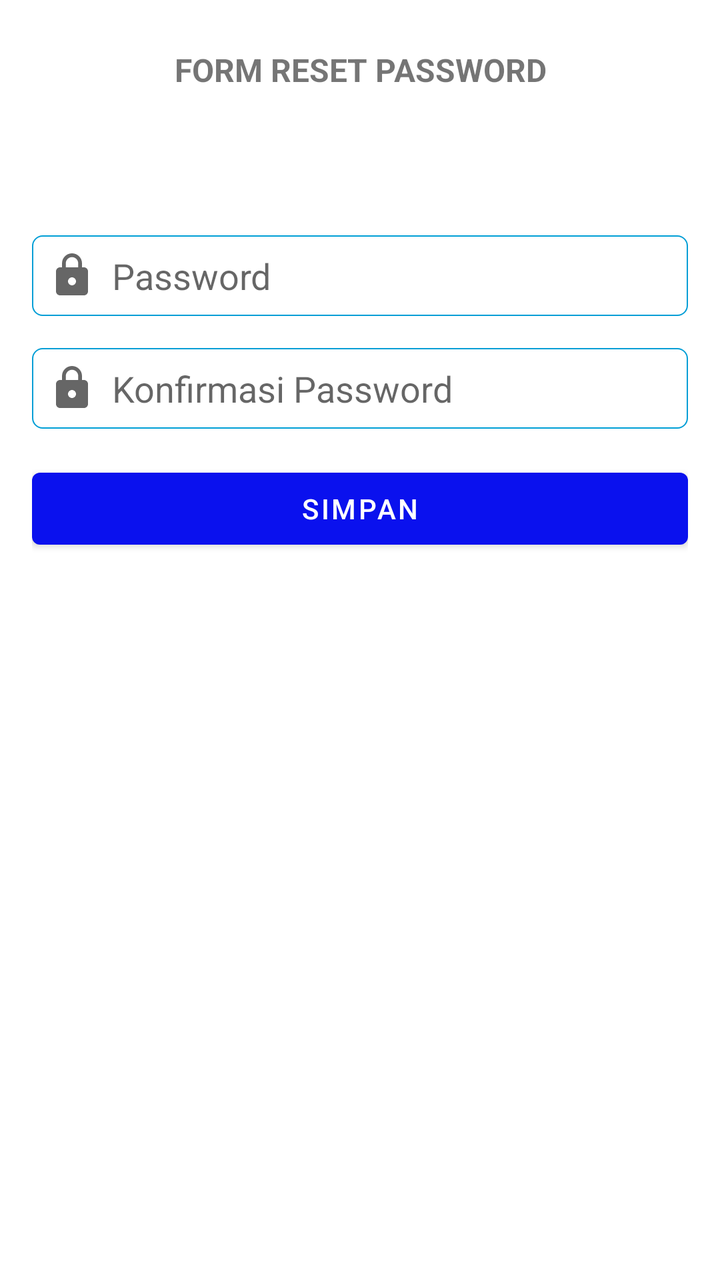
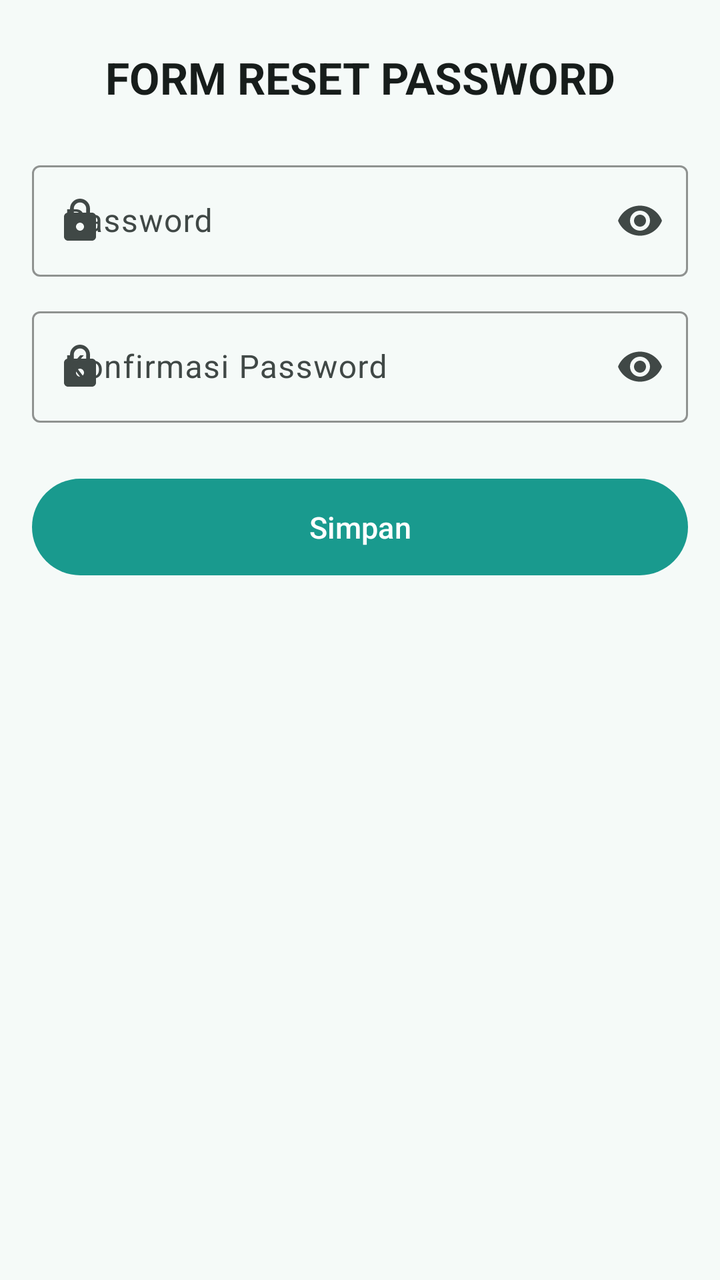

Compare the two renders of this Android layout. The source of the first and the diff that turns it into the second are given below.
<!-- AndroidManifest.xml: application theme Theme.Ladokgi -->
<!-- res/layout/activity_reset_password.xml -->
<?xml version="1.0" encoding="utf-8"?>
<LinearLayout xmlns:android="http://schemas.android.com/apk/res/android"
    xmlns:app="http://schemas.android.com/apk/res-auto"
    xmlns:tools="http://schemas.android.com/tools"
    android:layout_width="match_parent"
    android:layout_height="match_parent"
    android:orientation="vertical"
    tools:context=".daftarpasien.ResetPasswordActivity">
    <ScrollView
        android:id="@+id/scroll"
        android:layout_width="match_parent"
        android:layout_height="wrap_content"
        >
        <androidx.constraintlayout.widget.ConstraintLayout
            android:layout_width="match_parent"
            android:layout_height="match_parent"
            android:paddingLeft="@dimen/activity_horizontal_margin"
            android:paddingTop="@dimen/activity_vertical_margin"
            android:paddingRight="@dimen/activity_horizontal_margin"
            android:paddingBottom="@dimen/activity_vertical_margin">

            <TextView
                android:id="@+id/title"
                android:layout_width="match_parent"
                android:layout_height="wrap_content"
                android:layout_marginTop="8dp"
                app:layout_constraintTop_toTopOf="parent"
                app:layout_constraintBottom_toTopOf="@id/form"
                android:textAlignment="center"
                android:textSize="16sp"
                android:textStyle="bold"
                android:text="FORM RESET PASSWORD"/>


            <LinearLayout
                android:id="@+id/form"
                android:layout_width="match_parent"
                android:layout_height="wrap_content"
                android:layout_marginTop="72dp"
                android:orientation="vertical"
                app:layout_constraintTop_toBottomOf="@id/title"
                >

                <EditText
                    android:id="@+id/password"
                    android:layout_width="match_parent"
                    android:layout_height="wrap_content"
                    android:layout_marginBottom="16dp"
                    android:background="@drawable/field_bg"
                    android:inputType="textPassword"
                    android:drawableStart="@drawable/ic_baseline_lock_24"
                    android:hint="Password"
                    android:drawablePadding="8dp"
                    android:padding="8dp" />
                <EditText
                    android:id="@+id/passwordConfirm"
                    android:layout_width="match_parent"
                    android:layout_height="wrap_content"
                    android:layout_marginBottom="16dp"
                    android:background="@drawable/field_bg"
                    android:inputType="textPassword"
                    android:drawableStart="@drawable/ic_baseline_lock_24"
                    android:hint="Konfirmasi Password"
                    android:drawablePadding="8dp"
                    android:padding="8dp" />

                <Button
                    android:id="@+id/btn_simpan_password"
                    android:layout_width="match_parent"
                    android:layout_height="wrap_content"
                    android:layout_marginBottom="32dp"
                    android:text="Simpan" />


            </LinearLayout>

        </androidx.constraintlayout.widget.ConstraintLayout>
    </ScrollView>
</LinearLayout>
<!-- resources referenced by this layout -->
<resources>
  <dimen name="activity_vertical_margin">16dp</dimen>
  <!-- drawable field_bg (drawable) -->
  <?xml version="1.0" encoding="utf-8"?>
  
  <shape xmlns:android="http://schemas.android.com/apk/res/android"
      android:shape="rectangle" >
  
      <corners
          android:bottomLeftRadius="5dp"
          android:bottomRightRadius="5dp"
          android:topLeftRadius="5dp"
          android:topRightRadius="5dp" />
  
      <stroke
          android:width="0.5dp"
          android:color="@color/purple_500" />
  
      <solid android:color="#80FFFFFF" />
  
  </shape>
  <style name="Theme.Ladokgi" parent="Theme.MaterialComponents.DayNight.NoActionBar">
          
          <item name="colorPrimary">@color/purple_700</item>
          <item name="colorPrimaryVariant">@color/purple_500</item>
          <item name="colorOnPrimary">@color/white</item>
          
          <item name="colorSecondary">@color/purple_500</item>
          <item name="colorSecondaryVariant">@color/purple_700</item>
          <item name="colorOnSecondary">@color/black</item>
          
          <item name="android:statusBarColor" tools:targetApi="l">?attr/colorPrimaryVariant</item>
          
  
          <item name="actionOverflowButtonStyle">@style/MyOverflowButtonStyle</item>
      </style>
  <color name="purple_500">#009ed6</color>
  <color name="purple_700">#0a11ee</color>
  <color name="white">#FFFFFFFF</color>
  <color name="black">#FF000000</color>
  <style name="MyOverflowButtonStyle" parent="Widget.AppCompat.ActionButton.Overflow">
          <item name="android:tint">#FFFFFF</item>
      </style>
  <!-- unchanged entries left out for length: 2 -->
</resources>

<!-- the commit's change to res/layout/activity_reset_password.xml (unified diff, before → after) -->
@@ -6,74 +6,78 @@
     android:layout_height="match_parent"
     android:orientation="vertical"
     tools:context=".daftarpasien.ResetPasswordActivity">
+
     <ScrollView
         android:id="@+id/scroll"
         android:layout_width="match_parent"
-        android:layout_height="wrap_content"
-        >
-        <androidx.constraintlayout.widget.ConstraintLayout
+        android:layout_height="match_parent"
+        android:fillViewport="true">
+
+        <LinearLayout
             android:layout_width="match_parent"
-            android:layout_height="match_parent"
-            android:paddingLeft="@dimen/activity_horizontal_margin"
-            android:paddingTop="@dimen/activity_vertical_margin"
-            android:paddingRight="@dimen/activity_horizontal_margin"
-            android:paddingBottom="@dimen/activity_vertical_margin">
+            android:layout_height="wrap_content"
+            android:orientation="vertical"
+            android:padding="@dimen/activity_horizontal_margin"
+            android:paddingBottom="32dp">
 
-            <TextView
+            <com.google.android.material.textview.MaterialTextView
                 android:id="@+id/title"
                 android:layout_width="match_parent"
                 android:layout_height="wrap_content"
                 android:layout_marginTop="8dp"
-                app:layout_constraintTop_toTopOf="parent"
-                app:layout_constraintBottom_toTopOf="@id/form"
-                android:textAlignment="center"
-                android:textSize="16sp"
-                android:textStyle="bold"
-                android:text="FORM RESET PASSWORD"/>
-
+                android:layout_marginBottom="24dp"
+                android:gravity="center"
+                android:text="@string/form_reset_password_title"
+                android:textAppearance="?attr/textAppearanceTitleLarge"
+                android:textColor="?attr/colorOnSurface"
+                android:textStyle="bold" />
 
             <LinearLayout
                 android:id="@+id/form"
                 android:layout_width="match_parent"
                 android:layout_height="wrap_content"
-                android:layout_marginTop="72dp"
-                android:orientation="vertical"
-                app:layout_constraintTop_toBottomOf="@id/title"
-                >
+                android:orientation="vertical">
 
-                <EditText
-                    android:id="@+id/password"
+                <com.google.android.material.textfield.TextInputLayout
+                    android:id="@+id/til_password"
+                    style="@style/Widget.Ladokgi.TextInputLayout"
                     android:layout_width="match_parent"
                     android:layout_height="wrap_content"
-                    android:layout_marginBottom="16dp"
-                    android:background="@drawable/field_bg"
-                    android:inputType="textPassword"
-                    android:drawableStart="@drawable/ic_baseline_lock_24"
-                    android:hint="Password"
-                    android:drawablePadding="8dp"
-                    android:padding="8dp" />
-                <EditText
-                    android:id="@+id/passwordConfirm"
+                    android:layout_marginBottom="12dp"
+                    android:hint="@string/hint_password"
+                    app:endIconMode="password_toggle"
+                    app:startIconDrawable="@drawable/ic_baseline_lock_24">
+
+                    <com.google.android.material.textfield.TextInputEditText
+                        android:id="@+id/password"
+                        android:layout_width="match_parent"
+                        android:layout_height="wrap_content"
+                        android:inputType="textPassword" />
+                </com.google.android.material.textfield.TextInputLayout>
+
+                <com.google.android.material.textfield.TextInputLayout
+                    android:id="@+id/til_password_confirm"
+                    style="@style/Widget.Ladokgi.TextInputLayout"
                     android:layout_width="match_parent"
                     android:layout_height="wrap_content"
-                    android:layout_marginBottom="16dp"
-                    android:background="@drawable/field_bg"
-                    android:inputType="textPassword"
-                    android:drawableStart="@drawable/ic_baseline_lock_24"
-                    android:hint="Konfirmasi Password"
-                    android:drawablePadding="8dp"
-                    android:padding="8dp" />
+                    android:layout_marginBottom="24dp"
+                    android:hint="@string/hint_confirm_password"
+                    app:endIconMode="password_toggle"
+                    app:startIconDrawable="@drawable/ic_baseline_lock_24">
 
-                <Button
+                    <com.google.android.material.textfield.TextInputEditText
+                        android:id="@+id/passwordConfirm"
+                        android:layout_width="match_parent"
+                        android:layout_height="wrap_content"
+                        android:inputType="textPassword" />
+                </com.google.android.material.textfield.TextInputLayout>
+
+                <com.google.android.material.button.MaterialButton
                     android:id="@+id/btn_simpan_password"
                     android:layout_width="match_parent"
                     android:layout_height="wrap_content"
-                    android:layout_marginBottom="32dp"
-                    android:text="Simpan" />
-
-
+                    android:text="@string/action_save" />
             </LinearLayout>
-
-        </androidx.constraintlayout.widget.ConstraintLayout>
+        </LinearLayout>
     </ScrollView>
 </LinearLayout>
<!-- resource entries referenced after the edit -->
@@ -1,46 +1,100 @@
 <!-- resources referenced by this layout -->
 <resources>
-  <dimen name="activity_vertical_margin">16dp</dimen>
-  <!-- drawable field_bg (drawable) -->
-  <?xml version="1.0" encoding="utf-8"?>
+  <string name="action_save">Simpan</string>
+  <string name="form_reset_password_title">FORM RESET PASSWORD</string>
+  <string name="hint_confirm_password">Konfirmasi Password</string>
+  <string name="hint_password">Password</string>
+  <style name="Widget.Ladokgi.TextInputLayout" parent="Widget.Material3.TextInputLayout.OutlinedBox">
+          <item name="boxStrokeColor">?attr/colorPrimary</item>
+          <item name="hintTextColor">?attr/colorPrimary</item>
+      </style>
+  <style name="Theme.Ladokgi" parent="Theme.Material3.DayNight.NoActionBar">
+          <item name="colorPrimary">@color/m3_primary</item>
+          <item name="colorOnPrimary">@color/m3_on_primary</item>
+          <item name="colorPrimaryContainer">@color/m3_primary_container</item>
+          <item name="colorOnPrimaryContainer">@color/m3_on_primary_container</item>
   
-  <shape xmlns:android="http://schemas.android.com/apk/res/android"
-      android:shape="rectangle" >
+          <item name="colorSecondary">@color/m3_secondary</item>
+          <item name="colorOnSecondary">@color/m3_on_secondary</item>
+          <item name="colorSecondaryContainer">@color/m3_secondary_container</item>
+          <item name="colorOnSecondaryContainer">@color/m3_on_secondary_container</item>
   
-      <corners
-          android:bottomLeftRadius="5dp"
-          android:bottomRightRadius="5dp"
-          android:topLeftRadius="5dp"
-          android:topRightRadius="5dp" />
+          <item name="colorTertiary">@color/m3_tertiary</item>
+          <item name="colorOnTertiary">@color/m3_on_tertiary</item>
   
-      <stroke
-          android:width="0.5dp"
-          android:color="@color/purple_500" />
+          <item name="colorError">@color/m3_error</item>
+          <item name="colorOnError">@color/m3_on_error</item>
   
-      <solid android:color="#80FFFFFF" />
+          <item name="android:colorBackground">@color/m3_background</item>
+          <item name="colorOnBackground">@color/m3_on_background</item>
+          <item name="colorSurface">@color/m3_surface</item>
+          <item name="colorOnSurface">@color/m3_on_surface</item>
+          <item name="colorSurfaceVariant">@color/m3_surface_variant</item>
+          <item name="colorOnSurfaceVariant">@color/m3_on_surface_variant</item>
+          <item name="colorOutline">@color/m3_outline</item>
+          <item name="colorSurfaceContainer">@color/m3_surface_container</item>
+          <item name="colorSurfaceContainerHigh">@color/m3_surface_container_high</item>
   
-  </shape>
-  <style name="Theme.Ladokgi" parent="Theme.MaterialComponents.DayNight.NoActionBar">
           
-          <item name="colorPrimary">@color/purple_700</item>
-          <item name="colorPrimaryVariant">@color/purple_500</item>
-          <item name="colorOnPrimary">@color/white</item>
-          
-          <item name="colorSecondary">@color/purple_500</item>
-          <item name="colorSecondaryVariant">@color/purple_700</item>
-          <item name="colorOnSecondary">@color/black</item>
-          
-          <item name="android:statusBarColor" tools:targetApi="l">?attr/colorPrimaryVariant</item>
-          
+          <item name="textInputStyle">@style/Widget.Ladokgi.TextInputLayout</item>
+          <item name="materialButtonStyle">@style/Widget.Ladokgi.Button</item>
+          <item name="materialButtonOutlinedStyle">@style/Widget.Ladokgi.Button.Outlined</item>
+          <item name="borderlessButtonStyle">@style/Widget.Ladokgi.Button.Text</item>
   
+          <item name="materialAlertDialogTheme">@style/ThemeOverlay.Ladokgi.AlertDialog</item>
           <item name="actionOverflowButtonStyle">@style/MyOverflowButtonStyle</item>
       </style>
-  <color name="purple_500">#009ed6</color>
-  <color name="purple_700">#0a11ee</color>
-  <color name="white">#FFFFFFFF</color>
-  <color name="black">#FF000000</color>
+  <color name="m3_primary">#199A8E</color>
+  <color name="m3_on_primary">#FFFFFF</color>
+  <color name="m3_primary_container">#9DF2E4</color>
+  <color name="m3_on_primary_container">#00201C</color>
+  <color name="m3_secondary">#4B635F</color>
+  <color name="m3_on_secondary">#FFFFFF</color>
+  <color name="m3_secondary_container">#CDE8E3</color>
+  <color name="m3_on_secondary_container">#07201C</color>
+  <color name="m3_tertiary">#46617A</color>
+  <color name="m3_on_tertiary">#FFFFFF</color>
+  <color name="m3_error">#BA1A1A</color>
+  <color name="m3_on_error">#FFFFFF</color>
+  <color name="m3_background">#F5FAF8</color>
+  <color name="m3_on_background">#171D1B</color>
+  <color name="m3_surface">#F5FAF8</color>
+  <color name="m3_on_surface">#171D1B</color>
+  <color name="m3_surface_variant">#DAE5E2</color>
+  <color name="m3_on_surface_variant">#404846</color>
+  <color name="m3_outline">#707976</color>
+  <color name="m3_surface_container">#EFF5F3</color>
+  <color name="m3_surface_container_high">#E9EFED</color>
+  <style name="Widget.Ladokgi.Button" parent="Widget.Material3.Button">
+          <item name="shapeAppearanceOverlay">@style/ShapeAppearance.Ladokgi.Pill</item>
+          <item name="android:textSize">15sp</item>
+          <item name="android:paddingTop">14dp</item>
+          <item name="android:paddingBottom">14dp</item>
+          <item name="iconPadding">8dp</item>
+      </style>
+  <style name="Widget.Ladokgi.Button.Outlined" parent="Widget.Material3.Button.OutlinedButton">
+          <item name="shapeAppearanceOverlay">@style/ShapeAppearance.Ladokgi.Pill</item>
+          <item name="android:textSize">15sp</item>
+          <item name="android:paddingTop">14dp</item>
+          <item name="android:paddingBottom">14dp</item>
+          <item name="strokeColor">?attr/colorPrimary</item>
+          <item name="android:textColor">?attr/colorPrimary</item>
+      </style>
+  <style name="Widget.Ladokgi.Button.Text" parent="Widget.Material3.Button.TextButton">
+          <item name="shapeAppearanceOverlay">@style/ShapeAppearance.Ladokgi.Pill</item>
+          <item name="android:textColor">?attr/colorPrimary</item>
+      </style>
+  <style name="ThemeOverlay.Ladokgi.AlertDialog" parent="ThemeOverlay.Material3.MaterialAlertDialog">
+          <item name="buttonBarPositiveButtonStyle">@style/Widget.Ladokgi.Button.Text</item>
+          <item name="buttonBarNegativeButtonStyle">@style/Widget.Ladokgi.Button.Text</item>
+          <item name="buttonBarNeutralButtonStyle">@style/Widget.Ladokgi.Button.Text</item>
+      </style>
   <style name="MyOverflowButtonStyle" parent="Widget.AppCompat.ActionButton.Overflow">
-          <item name="android:tint">#FFFFFF</item>
+          <item name="android:tint">?attr/colorOnSurface</item>
+      </style>
+  <style name="ShapeAppearance.Ladokgi.Pill" parent="">
+          <item name="cornerFamily">rounded</item>
+          <item name="cornerSize">50%</item>
       </style>
   <!-- unchanged entries left out for length: 2 -->
 </resources>
